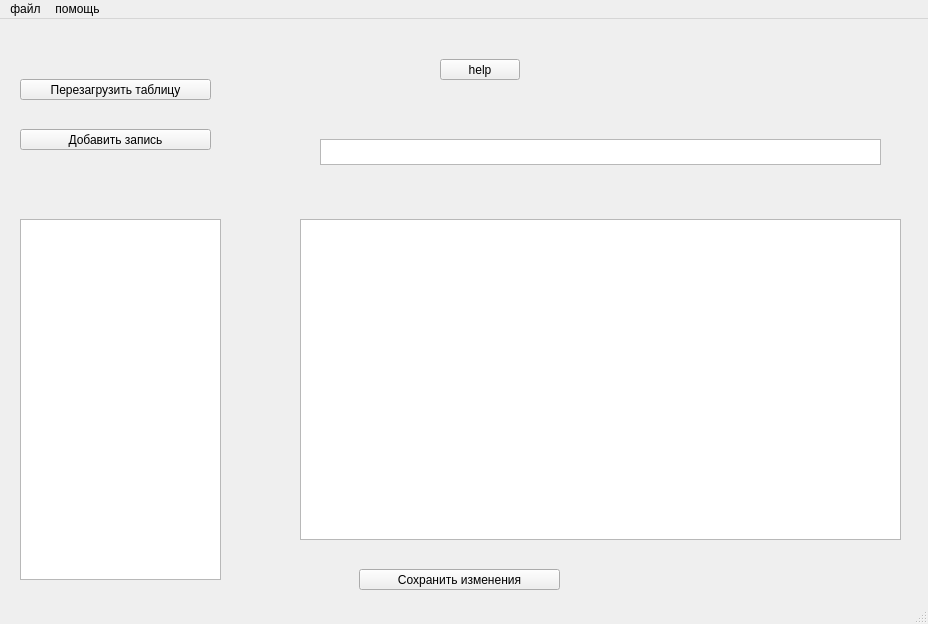
Qt form 004_CHMV/QTLearning/CW01/mainwindow.ui (leaptop/repos2) before a commit.
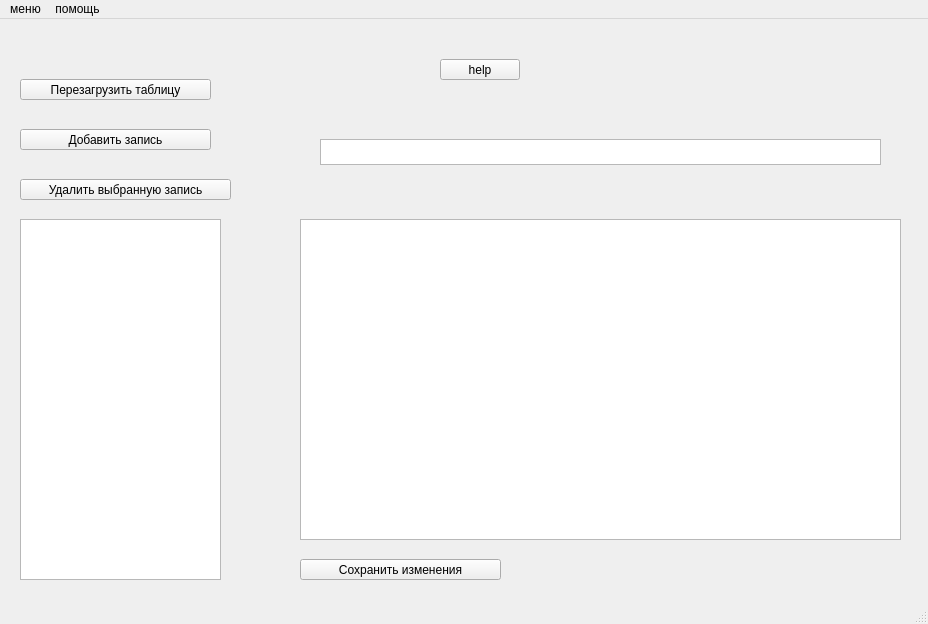
The same form after that commit.

The edit to the form file:
```diff
--- a/004_CHMV/QTLearning/CW01/mainwindow.ui
+++ b/004_CHMV/QTLearning/CW01/mainwindow.ui
@@ -134,8 +134,8 @@
    <widget class="QPushButton" name="pushButton_4">
     <property name="geometry">
      <rect>
-      <x>359</x>
-      <y>550</y>
+      <x>300</x>
+      <y>540</y>
       <width>201</width>
       <height>21</height>
      </rect>
@@ -144,6 +144,19 @@
      <string>Сохранить изменения</string>
     </property>
    </widget>
+   <widget class="QPushButton" name="pushButton_5">
+    <property name="geometry">
+     <rect>
+      <x>20</x>
+      <y>160</y>
+      <width>211</width>
+      <height>21</height>
+     </rect>
+    </property>
+    <property name="text">
+     <string>Удалить выбранную запись</string>
+    </property>
+   </widget>
   </widget>
   <widget class="QMenuBar" name="menubar">
    <property name="geometry">
@@ -151,12 +164,12 @@
      <x>0</x>
      <y>0</y>
      <width>928</width>
-     <height>20</height>
+     <height>25</height>
     </rect>
    </property>
    <widget class="QMenu" name="menu">
     <property name="title">
-     <string>файл</string>
+     <string>меню</string>
     </property>
    </widget>
    <widget class="QMenu" name="menu_2">
```
Left out of the diff: 41 changed lines with no effect on the pictures.
